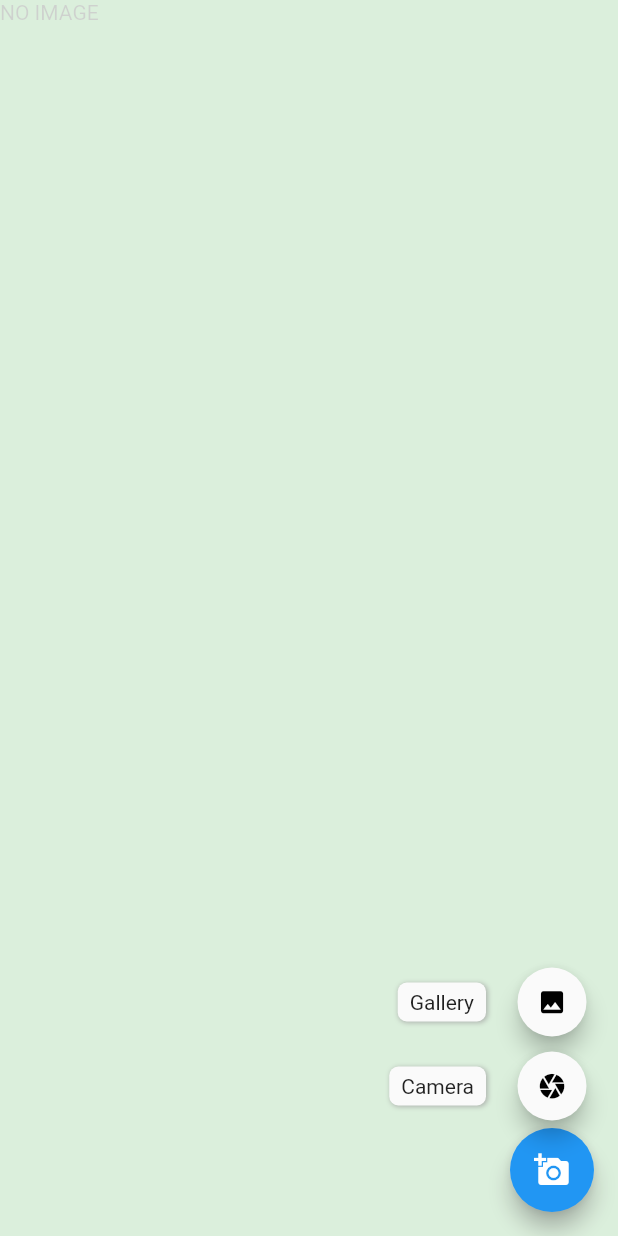
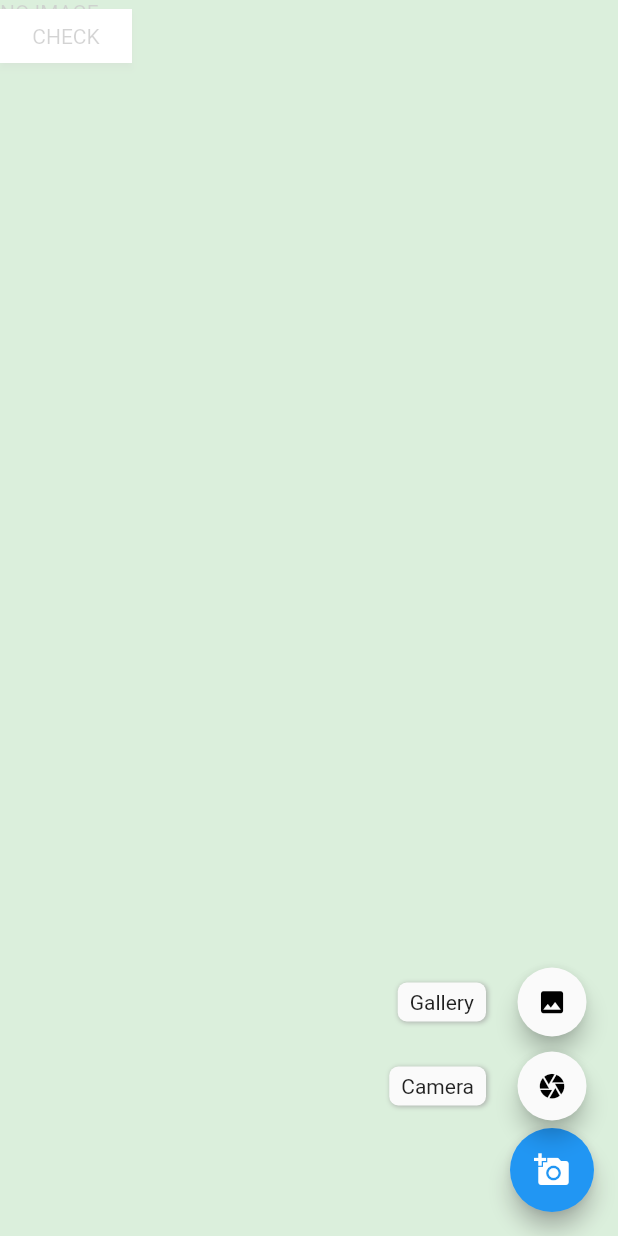
Before and after one commit to GauthamHari000/our_earth, a Flutter app: the VisualPage screen opened directly, after a tap on the "add a photo" icon, on a phone screen of 412 x 824 dp. Run offline on Flutter 3.47's test engine with Material 2 defaults, Android fonts, the phone set to English and light mode, and no system bars; drawn by our look-alikes of flutter_speed_dial; our stand-ins replace camera, cloud_firestore, firebase_auth, google_sign_in, image_picker; missing offline and left inert: flutter_ibm_watson, ibm_visual_recog_img_file; accounts and stored records are empty.

```diff
--- a/lib/main.dart
+++ b/lib/main.dart
@@ -17,7 +17,7 @@ class MyApp extends StatelessWidget {
   Widget build(BuildContext context) {
     return MaterialApp(
       debugShowCheckedModeBanner: false,
-      home:SplashPage(),
+      home:Authentication(),
     );
   }
 }
--- a/lib/screens/Community.dart
+++ b/lib/screens/Community.dart
@@ -8,6 +8,8 @@ class CommunityHome extends StatefulWidget {
 class _CommunityHomeState extends State<CommunityHome> {
   @override
   Widget build(BuildContext context) {
-    return Container();
+    return Scaffold(
+      backgroundColor: Colors.black,
+    );
   }
 }
--- a/lib/screens/Splash&Auth.dart
+++ b/lib/screens/Splash&Auth.dart
@@ -22,7 +22,7 @@ class _SplashPageState extends State<SplashPage> {
     super.initState();
     Timer(Duration(seconds: 4), () {
       Navigator.push(
-          context, MaterialPageRoute(builder: (context) => Authentication()));
+          context, MaterialPageRoute(builder: (context) => VisualPage()));
     });
   }
   @override
@@ -71,9 +71,9 @@ class _AuthenticationState extends State<Authentication> {
             child: MaterialButton(
               child: Text('Log In'),
               onPressed: (){
+                print('HELLO');
                 Navigator.push(
-                    context, MaterialPageRoute(builder: (context) => LoginSignUp(signup:false,login:true)));
-              },
+                    context, MaterialPageRoute(builder: (context) => LoginSignUp(signup:false,login:true)));              },
 
             ),
           ),
@@ -144,7 +144,7 @@ class _LoginSignUpState extends State<LoginSignUp>  {
         mainAxisAlignment: MainAxisAlignment.center,
         children: [
           Container(child:Text(
-              widget.signup?'Sign Up':"Log In"
+              widget.signup ?'Sign Up':"Log In"
           )),
           TextField(
             controller: usernameController,
--- a/lib/screens/VisualPage.dart
+++ b/lib/screens/VisualPage.dart
@@ -1,7 +1,10 @@
+
+import 'package:camera/camera.dart';
 import 'package:flutter/cupertino.dart';
 import 'package:flutter/material.dart';
 import 'package:flutter_ibm_watson/flutter_ibm_watson.dart';
 import 'package:ibm_visual_recog_img_file/connection.dart';
+import 'package:ourearth2020/screens/Community.dart';
 import 'package:path/path.dart';
 import 'dart:async';
 import 'package:image_picker/image_picker.dart';
@@ -22,20 +25,32 @@ class _VisualPageState extends State<VisualPage> {
     setState(() {
       _image = image;
     });
+
   }
+
+  void visualImageClassifier()async{
+    IamOptions options = await IamOptions(iamApiKey: "NRDjngCby2d-pSHOPyWQJxhuB6vOY2uOTCX6KV2BCfwB", url: "https://api.us-south.visual-recognition.watson.cloud.ibm.com/instances/ef286f4e-84c7-44e0-b63d-a6a49a142a30").build();
+    VisualRecognition visualRecognition = new VisualRecognition(iamOptions: options, language: Language.ENGLISH); // Language.ENGLISH is language response
+    ClassifiedImages classifiedImages = await visualRecognition.classifyImageUrl("https://starindojaya.com/images/products/PAPER_CUP_PAPERCUP_2_OZ.jpg");
+    print(classifiedImages.getImages()[0].getClassifiers());
+  }
+
 
   Future getImageFromGallery() async {
     var image = await ImagePicker.pickImage(source: ImageSource.gallery);
     setState(() {
       _image = image;
     });
+
   }
 
   @override
   Widget build(BuildContext context) {
     return Scaffold(
       backgroundColor: Colors.green,
-      body: Column(
+      body: GestureDetector(
+
+        child: Column(
           crossAxisAlignment: CrossAxisAlignment.center,
           mainAxisAlignment: MainAxisAlignment.center,
           children: [
@@ -51,8 +66,7 @@ class _VisualPageState extends State<VisualPage> {
                     child: StreamBuilder(
                         stream: StreamMyClassifier(
                             _image,
-                          'NRDjngCby2d-pSHOPyWQJxhuB6vOY2uOTCX6KV2BCfwB',
-                          'CompostxLandfillxRecycle_2056123069'),
+                            'NRDjngCby2d-pSHOPyWQJxhuB6vOY2uOTCX6KV2BCfwB', 'CompostxLandfillxRecycle_2056123069'),
                         builder: (context, snapshot) {
                           if (snapshot.hasData) {
                             _text = snapshot.data;
@@ -68,13 +82,24 @@ class _VisualPageState extends State<VisualPage> {
                             ),
                           );
                         } else {
-                        return Container();
+                          return Container(
+
+                          child: RawMaterialButton(
+
+                            onPressed: (){
+                              visualImageClassifier();
+                            },
+                            fillColor: Colors.white,
+                          child: Text('CHECK'),
+                            ),
+                            );
                         }
                       }),
-              )
+                ),
               ],
             )
           ],
+        ),
       ),
       floatingActionButton: SpeedDial(
         closeManually: true,
@@ -97,3 +122,4 @@ class _VisualPageState extends State<VisualPage> {
     );
   }
 }
+//
```
Also changed, not shown: pubspec.yaml (+4 -3 lines), pubspec.lock. Lines whose indentation alone changed are shown as unchanged.
